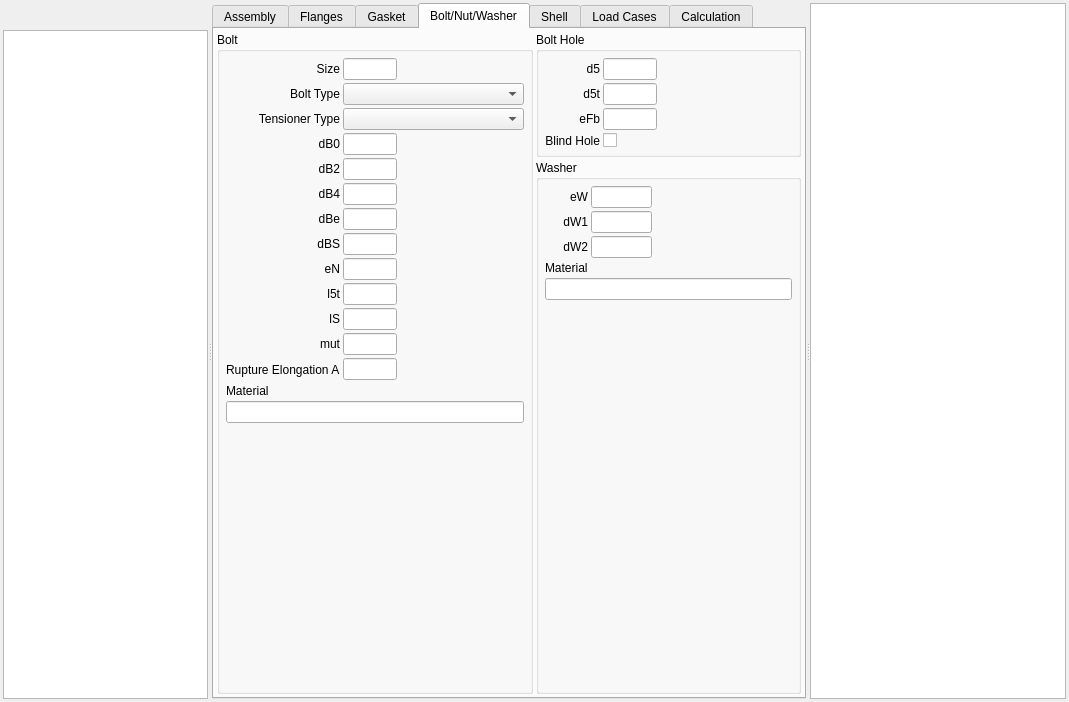
Old version of the form pcalc/src/gui/pcalc_en1591widget.ui in the repository hermixy/biluna.
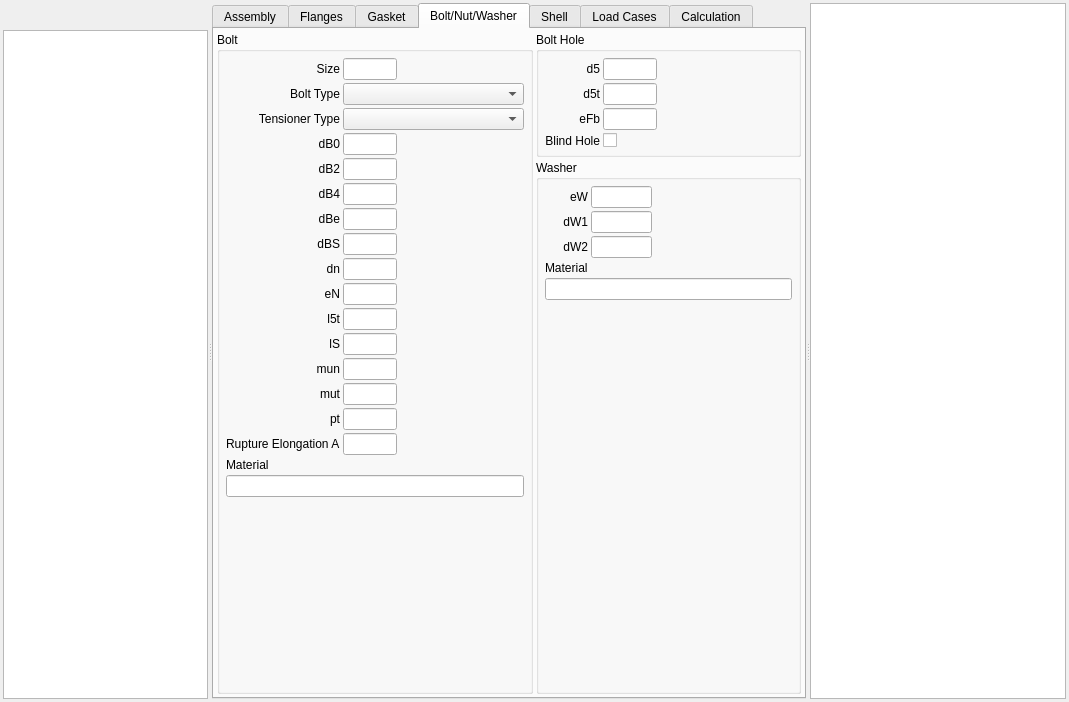
New version of the form. The open tabs and pages were chosen to show the change. Custom widgets are drawn as their Qt base class.

```diff
--- a/pcalc/src/gui/pcalc_en1591widget.ui
+++ b/pcalc/src/gui/pcalc_en1591widget.ui
@@ -1525,7 +1525,7 @@
             <property name="spacing">
              <number>3</number>
             </property>
-            <item row="11" column="0">
+            <item row="13" column="0">
              <widget class="QLabel" name="lblmut">
               <property name="text">
                <string>mut</string>
@@ -1535,17 +1535,17 @@
               </property>
              </widget>
             </item>
-            <item row="12" column="1">
+            <item row="15" column="1">
              <widget class="QLineEdit" name="leRuptureElongationA"/>
             </item>
-            <item row="12" column="0">
+            <item row="15" column="0">
              <widget class="QLabel" name="lblRuptElongA">
               <property name="text">
                <string>Rupture Elongation A</string>
               </property>
              </widget>
             </item>
-            <item row="11" column="1">
+            <item row="13" column="1">
              <widget class="QLineEdit" name="lemut"/>
             </item>
             <item row="3" column="1">
@@ -1564,7 +1564,7 @@
             <item row="2" column="1" colspan="2">
              <widget class="QComboBox" name="cbTensionerType"/>
             </item>
-            <item row="3" column="2" rowspan="10">
+            <item row="3" column="2" rowspan="13">
              <spacer name="horizontalSpacer_7">
               <property name="orientation">
                <enum>Qt::Horizontal</enum>
@@ -1678,7 +1678,7 @@
             <item row="7" column="1">
              <widget class="QLineEdit" name="ledBS"/>
             </item>
-            <item row="8" column="0">
+            <item row="9" column="0">
              <widget class="QLabel" name="lbleN">
               <property name="text">
                <string>eN</string>
@@ -1688,10 +1688,10 @@
               </property>
              </widget>
             </item>
-            <item row="8" column="1">
+            <item row="9" column="1">
              <widget class="QLineEdit" name="leeN"/>
             </item>
-            <item row="9" column="0">
+            <item row="10" column="0">
              <widget class="QLabel" name="lbll5t">
               <property name="text">
                <string>l5t</string>
@@ -1701,10 +1701,10 @@
               </property>
              </widget>
             </item>
-            <item row="9" column="1">
+            <item row="10" column="1">
              <widget class="QLineEdit" name="lel5t"/>
             </item>
-            <item row="10" column="0">
+            <item row="11" column="0">
              <widget class="QLabel" name="lbllS">
               <property name="text">
                <string>lS</string>
@@ -1714,20 +1714,20 @@
               </property>
              </widget>
             </item>
-            <item row="10" column="1">
+            <item row="11" column="1">
              <widget class="QLineEdit" name="lelS"/>
             </item>
-            <item row="13" column="0">
+            <item row="16" column="0">
              <widget class="QLabel" name="lblMaterialBolt">
               <property name="text">
                <string>Material</string>
               </property>
              </widget>
             </item>
-            <item row="14" column="0" colspan="3">
+            <item row="17" column="0" colspan="3">
              <widget class="QLineEdit" name="ileMaterialBolt"/>
             </item>
-            <item row="15" column="0">
+            <item row="18" column="0">
              <spacer name="verticalSpacer_13">
               <property name="orientation">
                <enum>Qt::Vertical</enum>
@@ -1740,6 +1740,45 @@
               </property>
              </spacer>
             </item>
+            <item row="12" column="0">
+             <widget class="QLabel" name="lblmun">
+              <property name="text">
+               <string>mun</string>
+              </property>
+              <property name="alignment">
+               <set>Qt::AlignRight|Qt::AlignTrailing|Qt::AlignVCenter</set>
+              </property>
+             </widget>
+            </item>
+            <item row="12" column="1">
+             <widget class="QLineEdit" name="lemun"/>
+            </item>
+            <item row="8" column="0">
+             <widget class="QLabel" name="lbldn">
+              <property name="text">
+               <string>dn</string>
+              </property>
+              <property name="alignment">
+               <set>Qt::AlignRight|Qt::AlignTrailing|Qt::AlignVCenter</set>
+              </property>
+             </widget>
+            </item>
+            <item row="8" column="1">
+             <widget class="QLineEdit" name="ledn"/>
+            </item>
+            <item row="14" column="0">
+             <widget class="QLabel" name="lblpt">
+              <property name="text">
+               <string>pt</string>
+              </property>
+              <property name="alignment">
+               <set>Qt::AlignRight|Qt::AlignTrailing|Qt::AlignVCenter</set>
+              </property>
+             </widget>
+            </item>
+            <item row="14" column="1">
+             <widget class="QLineEdit" name="lept"/>
+            </item>
            </layout>
           </widget>
          </item>
```
